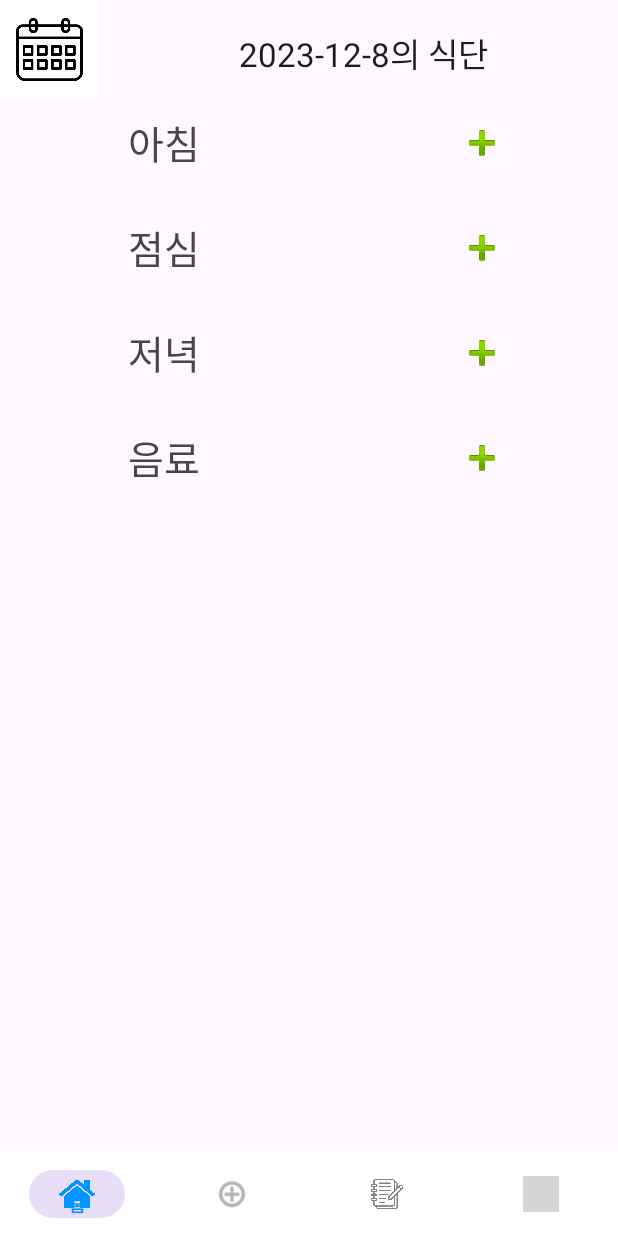
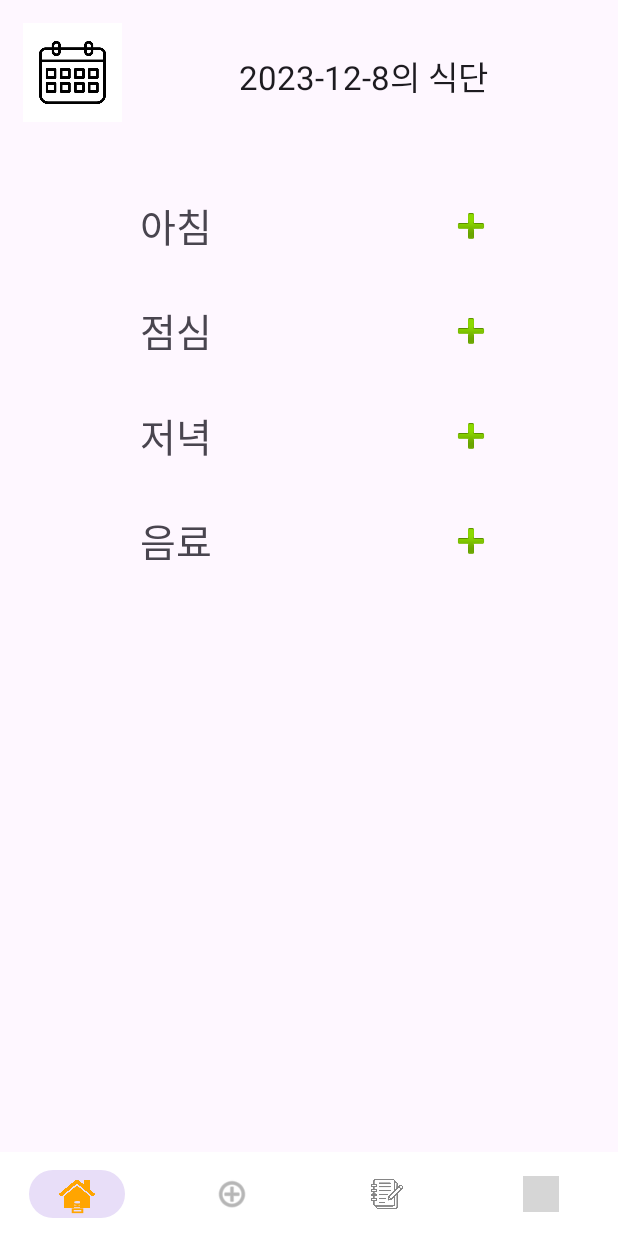
Before and after one commit to Joonw00/MobileSoft, an Android app: the screen it shows after launch (MainActivity), on a phone screen of 412 x 824 dp. Run offline under Robolectric (Android 15) with nearby library versions, the phone set to English and light mode, and no system bars; libraries missing offline, so code that uses them is left out: com.github.mikephil.charting; 2 statements that could not run were skipped; grey boxes are pictures that could not be loaded.

Commit message:
디자인 수정
삭제 시 메시지 출력

```diff
--- a/app/src/main/java/com/example/mobilesoftwareproject/RecyclerAdapter.java
+++ b/app/src/main/java/com/example/mobilesoftwareproject/RecyclerAdapter.java
@@ -9,6 +9,7 @@ import android.view.ViewGroup;
 import android.widget.ImageButton;
 import android.widget.ImageView;
 import android.widget.TextView;
+import android.widget.Toast;
 
 import androidx.annotation.NonNull;
 import androidx.recyclerview.widget.RecyclerView;
@@ -74,6 +75,7 @@ public class RecyclerAdapter extends RecyclerView.Adapter<RecyclerAdapter.ViewHo
         if (rowsDeleted > 0) {
             // RecyclerView에서도 아이템 삭제
             foodDataArrayList.remove(position);
+            Toast.makeText(context, "식사 기록 삭제 성공", Toast.LENGTH_LONG).show();
         }
         // RecyclerView에 데이터가 변경되었음을 알림
         notifyItemRemoved(position);
--- a/app/src/main/res/color/tab_selection_color.xml
+++ b/app/src/main/res/color/tab_selection_color.xml
@@ -1,5 +1,5 @@
 <?xml version="1.0" encoding="utf-8"?>
 <selector xmlns:android="http://schemas.android.com/apk/res/android">
-    <item android:state_checked="true" android:color="#0095FF" />
+    <item android:state_checked="true" android:color="#FFA500" />
     <item android:color="#858585"  />
 </selector>
--- a/app/src/main/res/layout/fragment_home.xml
+++ b/app/src/main/res/layout/fragment_home.xml
@@ -3,14 +3,16 @@
 <LinearLayout xmlns:android="http://schemas.android.com/apk/res/android"
     xmlns:app="http://schemas.android.com/apk/res-auto"
     xmlns:tools="http://schemas.android.com/tools"
-    android:id="@+id/dinnerRecyclerview"
+    android:id="@+id/homeLinear"
     android:layout_width="match_parent"
     android:layout_height="match_parent"
-    android:orientation="vertical">
+    android:orientation="vertical"
+    android:padding="15dp">
 
     <LinearLayout
         android:layout_width="match_parent"
-        android:layout_height="70dp">
+        android:layout_height="70dp"
+        android:layout_marginBottom="40dp">
 
         <ImageButton
             android:id="@+id/titleDateButton"
--- a/app/src/main/res/layout/list_item_layout.xml
+++ b/app/src/main/res/layout/list_item_layout.xml
@@ -3,6 +3,8 @@
 <LinearLayout xmlns:android="http://schemas.android.com/apk/res/android"
     android:layout_width="match_parent"
     android:layout_height="wrap_content"
+    android:background="#00000000"
+    android:backgroundTint="#00000000"
     android:padding="8dp">
 
     <ImageView
--- a/app/src/main/res/values/colors.xml
+++ b/app/src/main/res/values/colors.xml
@@ -3,5 +3,5 @@
     <color name="black">#FF000000</color>
     <color name="white">#FFFFFFFF</color>
     <color name="lightSkyBlue">#87CEEB</color>
-    <color name="cuteOrange">#FFA500</color>
+    <color name="cuteOrange">#F49F00</color>
 </resources>
--- a/app/src/main/res/values/themes.xml
+++ b/app/src/main/res/values/themes.xml
@@ -3,6 +3,9 @@
     <style name="Base.Theme.MobileSoftwareProject" parent="Theme.Material3.DayNight.NoActionBar">
         <!-- Customize your light theme here. -->
         <!-- <item name="colorPrimary">@color/my_light_primary</item> -->
+        <item name="colorPrimary">@color/cuteOrange</item>
+        <item name="colorPrimaryDark">@color/cuteOrange</item>
+        <item name="colorAccent">@color/cuteOrange</item>
     </style>
 
     <style name="Theme.MobileSoftwareProject" parent="Base.Theme.MobileSoftwareProject" />
```
